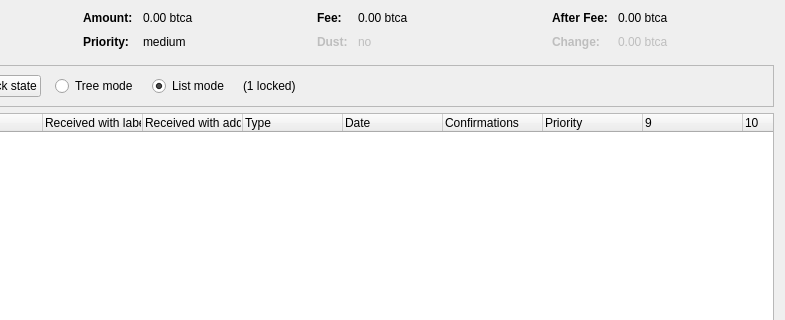
Old version of the form src/qt/forms/coincontroldialog.ui in the repository bitcoinrub/btcr; both pictures show x 169 to 954 and y 0 to 320 of the 954 by 500 pixel window.
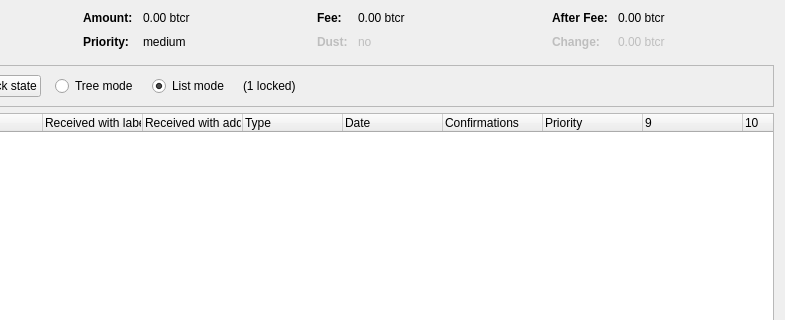
New version of the form. Custom widgets are drawn as their Qt base class.

```diff
--- a/src/qt/forms/coincontroldialog.ui
+++ b/src/qt/forms/coincontroldialog.ui
@@ -132,7 +132,7 @@
           <enum>Qt::ActionsContextMenu</enum>
          </property>
          <property name="text">
-          <string notr="true">0.00 btca</string>
+          <string notr="true">0.00 btcr</string>
          </property>
          <property name="textInteractionFlags">
           <set>Qt::LinksAccessibleByMouse|Qt::TextSelectableByKeyboard|Qt::TextSelectableByMouse</set>
@@ -206,7 +206,7 @@
           <enum>Qt::ActionsContextMenu</enum>
          </property>
          <property name="text">
-          <string notr="true">0.00 btca</string>
+          <string notr="true">0.00 btcr</string>
          </property>
          <property name="textInteractionFlags">
           <set>Qt::LinksAccessibleByMouse|Qt::TextSelectableByKeyboard|Qt::TextSelectableByMouse</set>
@@ -286,7 +286,7 @@
           <enum>Qt::ActionsContextMenu</enum>
          </property>
          <property name="text">
-          <string notr="true">0.00 btca</string>
+          <string notr="true">0.00 btcr</string>
          </property>
          <property name="textInteractionFlags">
           <set>Qt::LinksAccessibleByMouse|Qt::TextSelectableByKeyboard|Qt::TextSelectableByMouse</set>
@@ -321,7 +321,7 @@
           <enum>Qt::ActionsContextMenu</enum>
          </property>
          <property name="text">
-          <string notr="true">0.00 btca</string>
+          <string notr="true">0.00 btcr</string>
          </property>
          <property name="textInteractionFlags">
           <set>Qt::LinksAccessibleByMouse|Qt::TextSelectableByKeyboard|Qt::TextSelectableByMouse</set>
```
